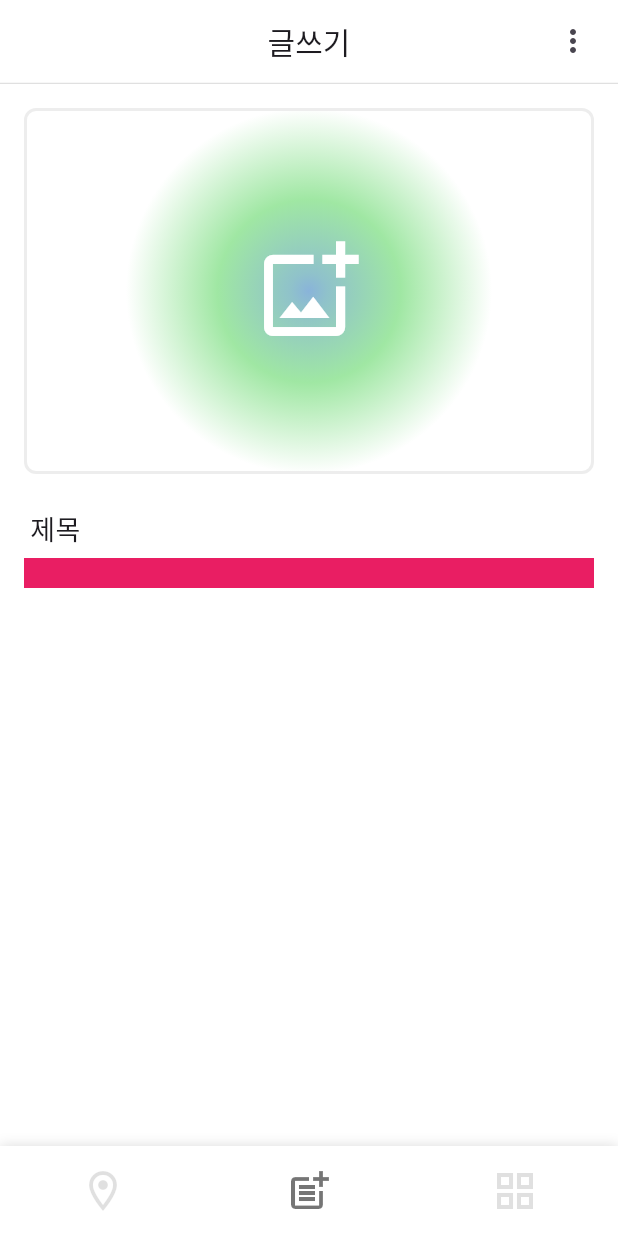
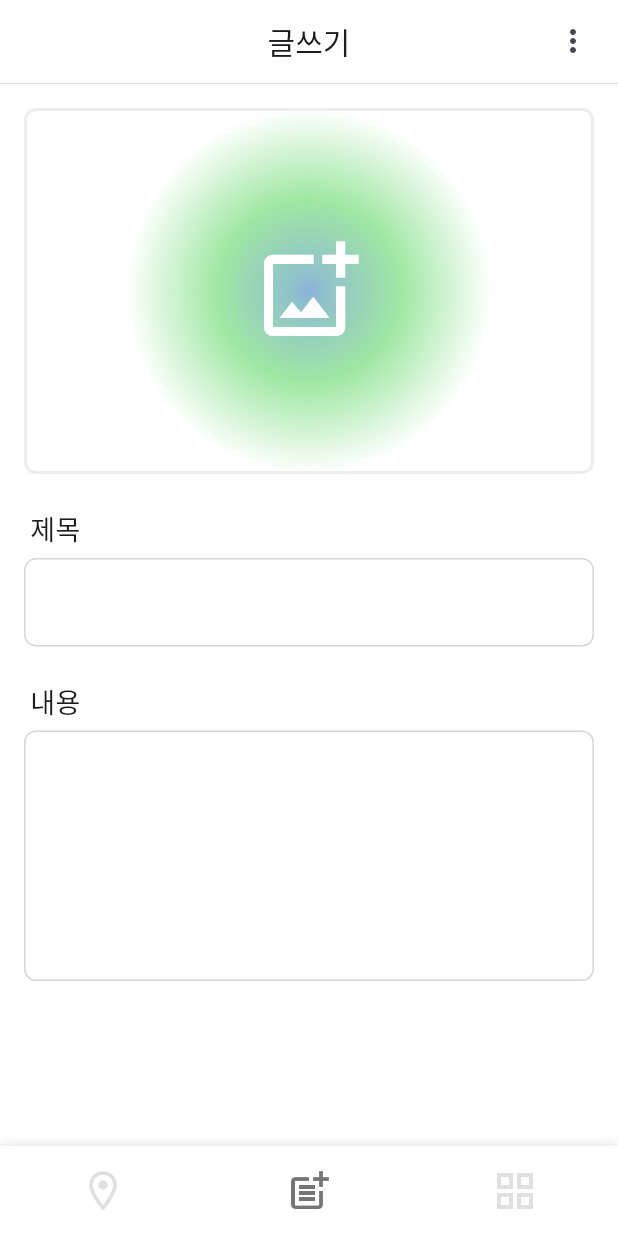
Before and after one commit to cherrie-k/NearHere, a Flutter app: the WritePage screen opened by its route, on a phone screen of 412 x 824 dp. Run offline on Flutter 3.47's test engine with Material 3 defaults, Android fonts, the light colour scheme and no system bars; drawn by our look-alikes of keyboard_dismisser; our stand-ins replace go_router; network calls fail.

Commit message:
[Feat] CustonTextField 위젯 추가

```diff
--- a/lib/features/write/views/write_page.dart
+++ b/lib/features/write/views/write_page.dart
@@ -1,4 +1,6 @@
 import 'package:flutter/material.dart';
+import 'package:keyboard_dismisser/keyboard_dismisser.dart';
+import 'package:nearhere/features/write/widgets/custom_text_field.dart';
 import 'package:nearhere/features/write/widgets/labeled_input.dart';
 import 'package:nearhere/shared/widgets/gradient_container.dart';
 import 'package:nearhere/shared/widgets/custom_app_bar.dart';
@@ -8,7 +10,8 @@ class WritePage extends StatelessWidget {
 
   @override
   Widget build(BuildContext context) {
-    return Scaffold(
+    return KeyboardDismisser(
+      child: Scaffold(
         appBar: const CustomAppBar(title: '글쓰기', hasLeading: false),
         backgroundColor: Colors.white,
         body: Padding(
@@ -19,7 +22,8 @@ class WritePage extends StatelessWidget {
                 GradientContainer(
                   showRefreshBtn: false,
                   borderRadius: BorderRadius.circular(8),
-                borderStyle: Border.all(color: const Color(0xFFEDEDED), width: 2),
+                  borderStyle:
+                      Border.all(color: const Color(0xFFEDEDED), width: 2),
                   child: const SizedBox(
                     width: double.infinity,
                     height: 240,
@@ -31,8 +35,20 @@ class WritePage extends StatelessWidget {
                   ),
                 ),
                 const SizedBox(height: 24),
-              LabeledInput(label: '제목', widget: Container(color: Colors.pink, height: 20,))
+                LabeledInput(
+                  label: '제목',
+                  widget: CustomTextField(
+                    isOneLine: true,
+                  ),
+                ),
+                LabeledInput(
+                  label: '내용',
+                  widget: CustomTextField(
+                    isOneLine: false,
+                  ),
+                ),
               ],
+            ),
           ),
         ),
       ),
--- /dev/null
+++ b/lib/features/write/widgets/custom_text_field.dart
@@ -0,0 +1,29 @@
+import 'package:flutter/material.dart';
+import 'package:nearhere/shared/styles/border_styles.dart';
+
+class CustomTextField extends StatelessWidget {
+  final bool isOneLine;
+
+  const CustomTextField({super.key, required this.isOneLine});
+
+  @override
+  Widget build(BuildContext context) {
+    return TextField(
+      keyboardType: isOneLine ? TextInputType.text : TextInputType.multiline,
+      autocorrect: false,
+      maxLines: isOneLine ? 1 : 5,
+      decoration: InputDecoration(
+        border: BorderStyles.defaultBorder,
+        enabledBorder: BorderStyles.defaultBorder,
+        focusedBorder: BorderStyles.defaultBorder,
+        filled: true,
+        fillColor: Colors.white,
+      ),
+      style: const TextStyle(
+        fontSize: 18,
+        color: Color(0xFF343434),
+      ),
+      // containerHeight: isOneLine ? null : 500.0,
+    );
+  }
+}
--- /dev/null
+++ b/lib/shared/styles/border_styles.dart
@@ -0,0 +1,13 @@
+import 'package:flutter/material.dart';
+
+class BorderStyles {
+  static final OutlineInputBorder defaultBorder = OutlineInputBorder(
+    borderSide: const BorderSide(color: Color(0xFFD6D6D6), width: 1),
+    borderRadius: BorderRadius.circular(8),
+  );
+
+    static final OutlineInputBorder errorBorder = OutlineInputBorder(
+    borderSide: const BorderSide(color: Color(0xFFED4337), width: 1),
+    borderRadius: BorderRadius.circular(8),
+  );
+}
```
Lines whose indentation alone changed are shown as unchanged.
